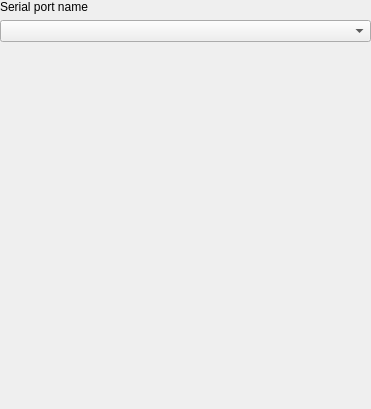
Above: src/ui/sensor/widget_serialportsensor.ui from nextgis/nextgisqgis before the change. Below: the same form after it.
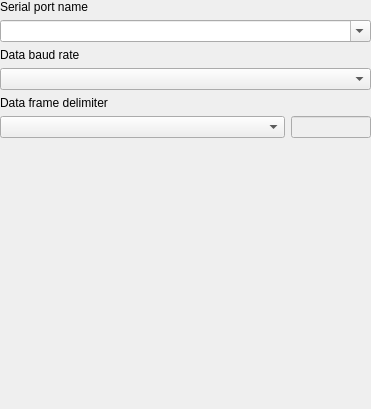
That is the form after the change.

What changed in the file:
```diff
--- a/src/ui/sensor/widget_serialportsensor.ui
+++ b/src/ui/sensor/widget_serialportsensor.ui
@@ -37,7 +37,83 @@
     </widget>
    </item>
    <item>
-    <widget class="QComboBox" name="mSerialPortComboBox"/>
+    <widget class="QComboBox" name="mSerialPortComboBox">
+     <property name="toolTip">
+      <string>Choose a serial port for the connection</string>
+     </property>
+     <property name="editable">
+      <bool>true</bool>
+     </property>
+    </widget>
+   </item>
+   <item>
+    <widget class="QLabel" name="mBaudRateLabel">
+     <property name="text">
+      <string>Data baud rate</string>
+     </property>
+    </widget>
+   </item>
+   <item>
+    <widget class="QComboBox" name="mBaudRateComboBox">
+     <property name="toolTip">
+      <string>Choose a baudrate for the sensor connection</string>
+     </property>
+     <property name="currentText">
+      <string/>
+     </property>
+     <property name="currentIndex">
+      <number>-1</number>
+     </property>
+    </widget>
+   </item>
+   <item>
+    <widget class="QLabel" name="mDataFrameDelimiterLabel">
+     <property name="text">
+      <string>Data frame delimiter</string>
+     </property>
+    </widget>
+   </item>
+   <item>
+    <layout class="QHBoxLayout" name="dataFrameDelimiterLayout">
+     <property name="leftMargin">
+      <number>0</number>
+     </property>
+     <property name="topMargin">
+      <number>0</number>
+     </property>
+     <property name="rightMargin">
+      <number>0</number>
+     </property>
+     <property name="bottomMargin">
+      <number>0</number>
+     </property>
+     <item>
+      <widget class="QComboBox" name="mDataFrameDelimiterComboBox">
+       <property name="sizePolicy">
+        <sizepolicy hsizetype="Expanding" vsizetype="Fixed">
+         <horstretch>0</horstretch>
+         <verstretch>0</verstretch>
+        </sizepolicy>
+       </property>
+       <property name="toolTip">
+        <string>Choose a character to act as the data frame delimiter</string>
+       </property>    
+      </widget>
+     </item>
+     <item>
+      <widget class="QLineEdit" name="mDataFrameDelimiterLineEdit">
+       <property name="enabled">
+        <bool>false</bool>
+       </property>
+       <property name="maximumSize">
+        <size>
+         <width>80</width>
+         <height>16777215</height>
+        </size>
+       </property>       
+      </widget>
+     </item>
+    </layout>
    </item>
    <item>
     <widget class="QLabel" name="mSerialPortDetails">
```
